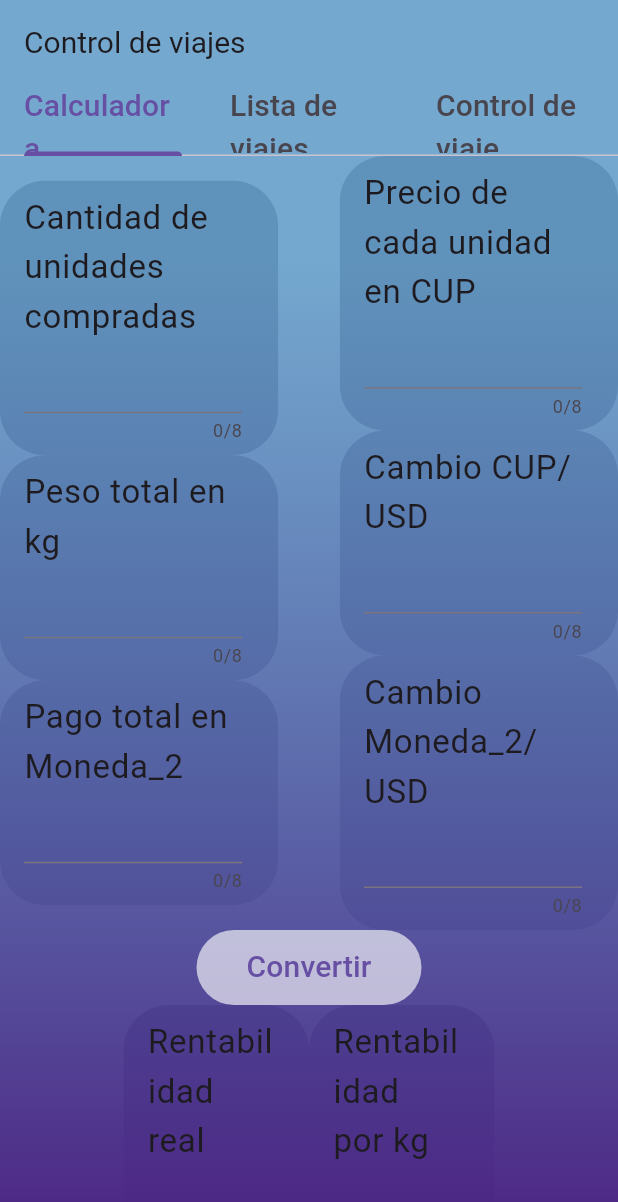
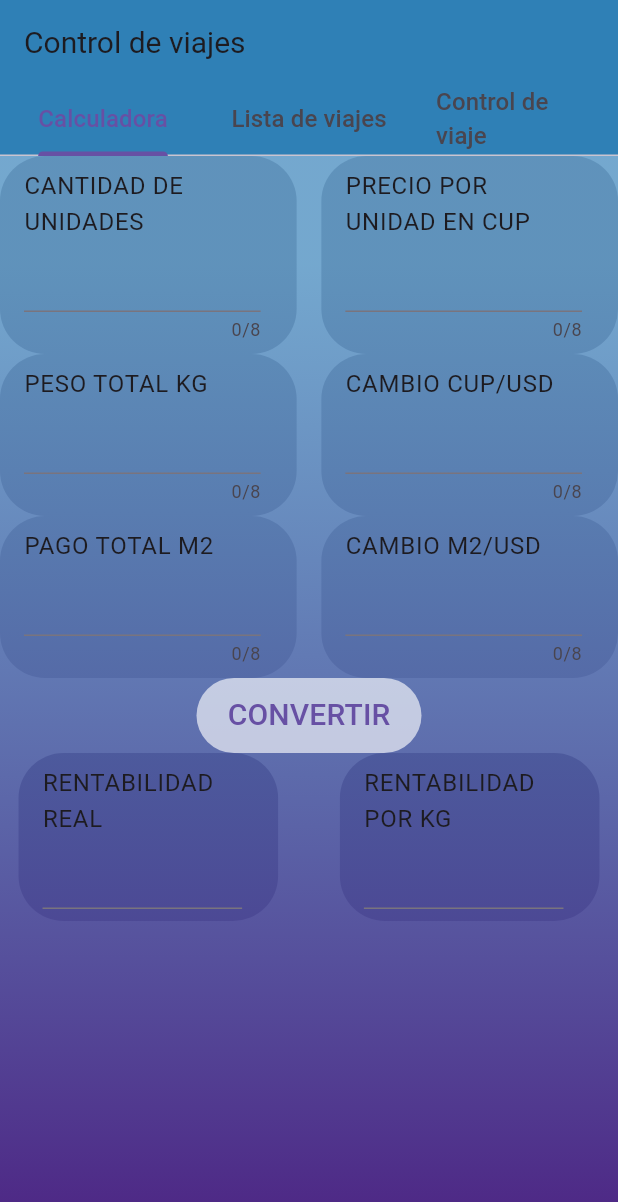
Before and after one commit to ElectroZombie/tripControl_app, a Flutter app: the screen it shows after launch, on a phone screen of 412 x 824 dp. Shown: the top 1202 px of the screen. Run offline on Flutter 3.47's test engine with Material 3 defaults, Android fonts, the phone set to English and light mode, and no system bars; our stand-ins replace sqflite, sqflite_common_ffi; accounts and stored records are empty.

Commit message:
Arreglados problemas de compatibilidad

```diff
--- a/lib/frames/principal.dart
+++ b/lib/frames/principal.dart
@@ -16,20 +16,20 @@ class Principal extends StatelessWidget {
             "Control de viajes",
             style: TextStyle(fontSize: 20),
           ),
-          backgroundColor: Color.fromARGB(170, 47, 128, 182),
+          backgroundColor: Color.fromARGB(255, 47, 128, 182),
           bottom: const TabBar(
             tabs: [
               Tab(
                 child: Text(
                   'Calculadora',
-                  style: TextStyle(fontSize: 20),
+                  style: TextStyle(fontSize: 16),
                 ),
               ),
               Tab(
-                child: Text('Lista de viajes', style: TextStyle(fontSize: 20)),
+                child: Text('Lista de viajes', style: TextStyle(fontSize: 16)),
               ),
               Tab(
-                child: Text('Control de viaje', style: TextStyle(fontSize: 20)),
+                child: Text('Control de viaje', style: TextStyle(fontSize: 16)),
               ),
             ],
           ),
--- a/lib/widgets/form.dart
+++ b/lib/widgets/form.dart
@@ -10,7 +10,7 @@ Widget form(cantU, pesoT, pagoM2, precioM1, cambioM1, cambioM2, rentR, rentKg,
       mainAxisAlignment: MainAxisAlignment.center,
       children: [
         SizedBox(
-          width: (MediaQuery.of(context).size.width * 45) / 100,
+          width: (MediaQuery.of(context).size.width * 48) / 100,
           child: ListView(
             shrinkWrap: true,
             children: [
@@ -19,49 +19,50 @@ Widget form(cantU, pesoT, pagoM2, precioM1, cambioM1, cambioM2, rentR, rentKg,
                 shape: RoundedRectangleBorder(
                     borderRadius: BorderRadius.circular(30)),
                 title: const Text(
-                  "Cantidad de unidades compradas",
-                  style: TextStyle(fontSize: 22),
+                  "CANTIDAD DE UNIDADES",
+                  style: TextStyle(fontSize: 16),
                 ),
                 subtitle: TextFormField(
                   controller: cantU,
                   maxLength: 8,
                   keyboardType: TextInputType.number,
-                  style: TextStyle(fontSize: 20),
+                  style: TextStyle(fontSize: 14),
                 ),
               ),
               ListTile(
                 tileColor: Color.fromARGB(104, 105, 89, 112),
                 shape: RoundedRectangleBorder(
                     borderRadius: BorderRadius.circular(30)),
-                title: Text("Peso total en kg", style: TextStyle(fontSize: 22)),
+                title: Text("PESO TOTAL KG", style: TextStyle(fontSize: 16)),
                 subtitle: TextFormField(
                   controller: pesoT,
                   maxLength: 8,
                   keyboardType: TextInputType.numberWithOptions(decimal: true),
-                  style: TextStyle(fontSize: 20),
+                  style: TextStyle(fontSize: 14),
                 ),
               ),
               ListTile(
                 tileColor: Color.fromARGB(104, 105, 89, 112),
                 shape: RoundedRectangleBorder(
                     borderRadius: BorderRadius.circular(30)),
-                title: Text("Pago total en Moneda_2",
-                    style: TextStyle(fontSize: 22)),
+                title: Text("PAGO TOTAL M2", style: TextStyle(fontSize: 16)),
                 subtitle: TextFormField(
                   controller: pagoM2,
                   maxLength: 8,
                   keyboardType: TextInputType.numberWithOptions(decimal: true),
-                  style: TextStyle(fontSize: 20),
+                  style: TextStyle(
+                    fontSize: 14,
+                  ),
                 ),
-              ),
+              )
             ],
           ),
         ),
         SizedBox(
-          width: MediaQuery.of(context).size.width / 10,
+          width: (MediaQuery.of(context).size.width * 4) / 100,
         ),
         SizedBox(
-          width: (MediaQuery.of(context).size.width * 45) / 100,
+          width: (MediaQuery.of(context).size.width * 48) / 100,
           child: ListView(
             shrinkWrap: true,
             children: [
@@ -69,38 +70,37 @@ Widget form(cantU, pesoT, pagoM2, precioM1, cambioM1, cambioM2, rentR, rentKg,
                 tileColor: Color.fromARGB(104, 105, 89, 112),
                 shape: RoundedRectangleBorder(
                     borderRadius: BorderRadius.circular(30)),
-                title: Text("Precio de cada unidad en CUP",
-                    style: TextStyle(fontSize: 22)),
+                title: Text("PRECIO POR UNIDAD EN CUP",
+                    style: TextStyle(fontSize: 16)),
                 subtitle: TextFormField(
                   controller: precioM1,
                   maxLength: 8,
                   keyboardType: TextInputType.numberWithOptions(decimal: true),
-                  style: TextStyle(fontSize: 20),
+                  style: TextStyle(fontSize: 14),
                 ),
               ),
               ListTile(
                 tileColor: Color.fromARGB(104, 105, 89, 112),
                 shape: RoundedRectangleBorder(
                     borderRadius: BorderRadius.circular(30)),
-                title: Text("Cambio CUP/USD", style: TextStyle(fontSize: 22)),
+                title: Text("CAMBIO CUP/USD", style: TextStyle(fontSize: 16)),
                 subtitle: TextFormField(
                   controller: cambioM1,
                   maxLength: 8,
                   keyboardType: TextInputType.numberWithOptions(decimal: true),
-                  style: TextStyle(fontSize: 20),
+                  style: TextStyle(fontSize: 14),
                 ),
               ),
               ListTile(
                 tileColor: Color.fromARGB(104, 105, 89, 112),
                 shape: RoundedRectangleBorder(
                     borderRadius: BorderRadius.circular(30)),
-                title:
-                    Text("Cambio Moneda_2/USD", style: TextStyle(fontSize: 22)),
+                title: Text("CAMBIO M2/USD", style: TextStyle(fontSize: 16)),
                 subtitle: TextFormField(
                   controller: cambioM2,
                   maxLength: 8,
                   keyboardType: TextInputType.numberWithOptions(decimal: true),
-                  style: TextStyle(fontSize: 20),
+                  style: TextStyle(fontSize: 14),
                 ),
               ),
             ],
@@ -118,7 +118,7 @@ Widget form(cantU, pesoT, pagoM2, precioM1, cambioM1, cambioM2, rentR, rentKg,
       onPressed: () => save(cantU, pesoT, pagoM2, precioM1, cambioM1, cambioM2,
           rentR, rentKg, context),
       child: Text(
-        "Convertir",
+        "CONVERTIR",
         style: TextStyle(fontSize: 20),
       ),
     ),
@@ -126,30 +126,31 @@ Widget form(cantU, pesoT, pagoM2, precioM1, cambioM1, cambioM2, rentR, rentKg,
       mainAxisAlignment: MainAxisAlignment.center,
       children: [
         SizedBox(
-            width: (MediaQuery.of(context).size.width * 30) / 100,
+            width: (MediaQuery.of(context).size.width * 42) / 100,
             child: ListTile(
               tileColor: Color.fromARGB(162, 90, 64, 102),
               shape: RoundedRectangleBorder(
                   borderRadius: BorderRadius.circular(30)),
-              title: Text("Rentabilidad real", style: TextStyle(fontSize: 22)),
+              title: Text("RENTABILIDAD REAL", style: TextStyle(fontSize: 16)),
               subtitle: TextField(
                 readOnly: true,
                 controller: rentR,
-                style: TextStyle(fontSize: 20),
+                style: TextStyle(fontSize: 14),
               ),
             )),
+        SizedBox(width: (MediaQuery.of(context).size.width * 10) / 100),
         SizedBox(
-            width: (MediaQuery.of(context).size.width * 30) / 100,
+            width: (MediaQuery.of(context).size.width * 42) / 100,
             child: ListTile(
               tileColor: Color.fromARGB(162, 90, 64, 102),
               shape: RoundedRectangleBorder(
                   borderRadius: BorderRadius.circular(30)),
               title:
-                  Text("Rentabilidad por kg", style: TextStyle(fontSize: 22)),
+                  Text("RENTABILIDAD POR KG", style: TextStyle(fontSize: 16)),
               subtitle: TextField(
                 controller: rentKg,
                 readOnly: true,
-                style: TextStyle(fontSize: 20),
+                style: TextStyle(fontSize: 14),
               ),
             ))
       ],
```
